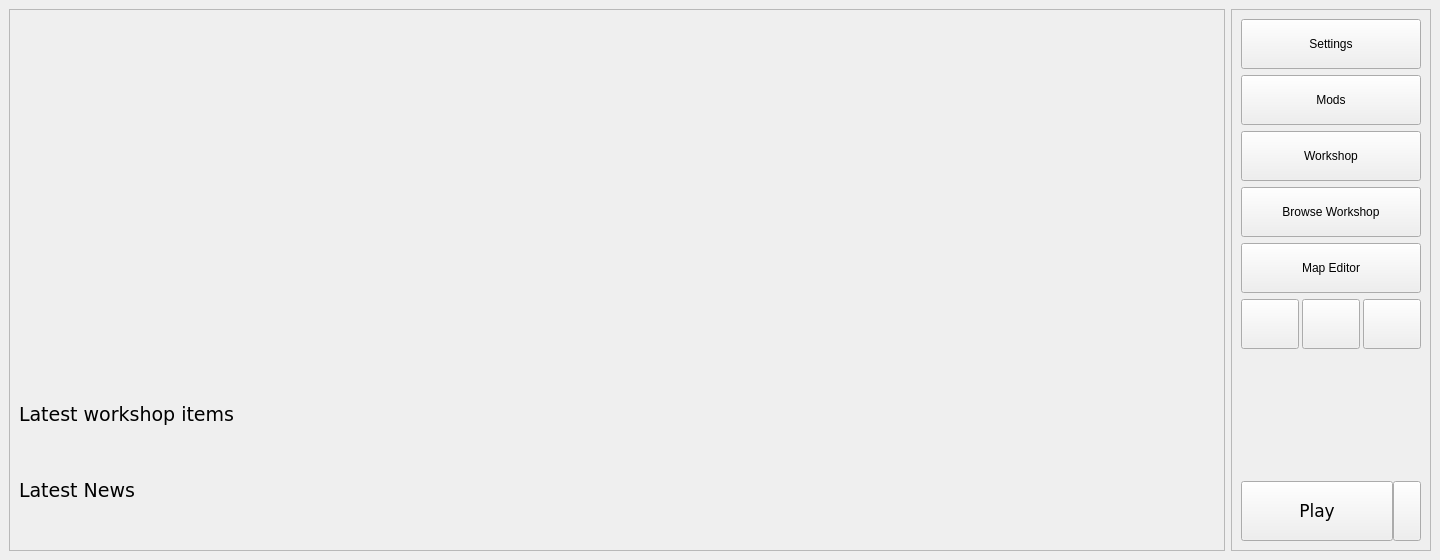
This is ui/launchermainwindow.ui in ForkedInTime/keeperfx-launcher-qt-linux as Qt 5 draws it before an edit. The edited form follows.
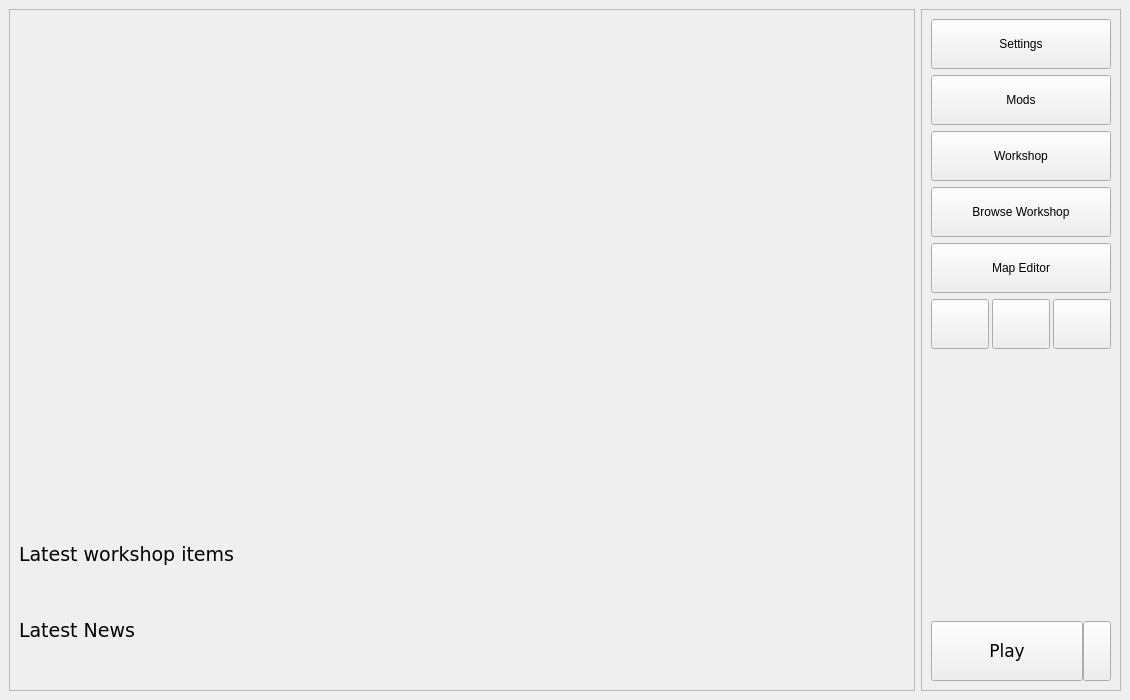
This is the edited form. Icons and pictures are not drawn.

Commit message: launcher: fix the workshop grid so four cards actually fit, and stop clipping

The edit to the form file:
```diff
--- a/ui/launchermainwindow.ui
+++ b/ui/launchermainwindow.ui
@@ -9,8 +9,8 @@
    <rect>
     <x>0</x>
     <y>0</y>
-    <width>1440</width>
-    <height>560</height>
+    <width>1130</width>
+    <height>700</height>
    </rect>
   </property>
   <property name="minimumSize">
```
The commit also changes 2 other files.
